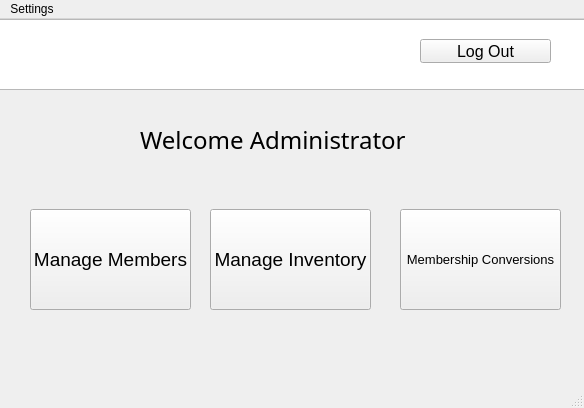
Before: the Qt Designer form admin.ui in max9001/Bulk-Club-Project, drawn with Qt 5.
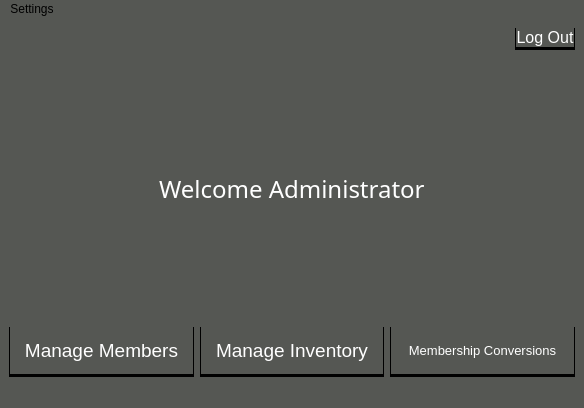
After: the same form once the commit is applied. Icons and pictures are not drawn.

The edit to the form file:
```diff
--- a/admin.ui
+++ b/admin.ui
@@ -13,29 +13,191 @@
   <property name="windowTitle">
    <string>Administrator</string>
   </property>
+  <property name="styleSheet">
+   <string notr="true">QPushButton{
+	background-color: rgb(46, 52, 54);
+	border: none;
+	color: rgb(255, 255, 255);
+	border-left: 1px solid rgb(0, 0, 0);
+	border-right: 1px solid rgb(0, 0, 0);
+	border-bottom: 3px solid rgb(0, 0, 0);
+}
+
+QPushButton:hover{
+	background-color: rgb(59, 59, 59);
+	border: none;
+	color: rgb(255, 255, 255);
+	border-left: 1px solid rgb(29, 29, 29);
+	border-right: 1px solid rgb(29, 29, 29);
+	border-bottom: 3px solid rgb(29, 29, 29);
+}
+
+QPushButton:pressed{
+	background-color: rgb(46, 52, 54);
+	border: none;
+	color: rgb(255, 255, 255);
+	border-left: 1px solid rgb(0, 0, 0);
+	border-right: 1px solid rgb(0, 0, 0);
+	border-top: 3px solid rgb(0, 0, 0);
+}
+
+QDialog{
+	background-color: rgb(85, 87, 83);
+}
+
+QWidget{
+	background-color: rgb(85, 87, 83);
+}
+
+QMainWindow{
+	background-color: rgb(85, 87, 83);
+}
+
+QLabel{
+	color: rgb(255, 255, 255);
+	
+}
+
+QLineEdit{
+	border: 2px solid rgb(37, 39, 48);
+	border-radius: 10px;
+	color: #FFF;
+	background-color:rgb(34, 36, 44);
+}
+
+QLineEdit:hover{
+	border: 2px solid rgb(48, 50, 62);
+}
+
+QLineEdit:focus{
+	border: 2px solid rgb(85, 170, 255);
+	background-color:rgb(43, 45, 56);
+}
+
+
+/*--------------------------------------------------------------------------------------------*/
+
+ QScrollBar:vertical {
+	border: none;
+    background: rgb(45, 45, 68);
+    width: 14px;
+    margin: 15px 0 15px 0;
+	border-radius: 0px;
+ }
+
+/*  HANDLE BAR VERTICAL */
+QScrollBar::handle:vertical {	
+	background-color: rgb(80, 80, 122);
+	min-height: 30px;
+	border-radius: 7px;
+}
+QScrollBar::handle:vertical:hover{	
+	background-color: rgb(255, 0, 127);
+}
+QScrollBar::handle:vertical:pressed {	
+	background-color: rgb(185, 0, 92);
+}
+
+/* BTN TOP - SCROLLBAR */
+QScrollBar::sub-line:vertical {
+	border: none;
+	background-color: rgb(59, 59, 90);
+	height: 15px;
+	border-top-left-radius: 7px;
+	border-top-right-radius: 7px;
+	subcontrol-position: top;
+	subcontrol-origin: margin;
+}
+QScrollBar::sub-line:vertical:hover {	
+	background-color: rgb(255, 0, 127);
+}
+QScrollBar::sub-line:vertical:pressed {	
+	background-color: rgb(185, 0, 92);
+}
+
+/* BTN BOTTOM - SCROLLBAR */
+QScrollBar::add-line:vertical {
+	border: none;
+	background-color: rgb(59, 59, 90);
+	height: 15px;
+	border-bottom-left-radius: 7px;
+	border-bottom-right-radius: 7px;
+	subcontrol-position: bottom;
+	subcontrol-origin: margin;
+}
+QScrollBar::add-line:vertical:hover {	
+	background-color: rgb(255, 0, 127);
+}
+QScrollBar::add-line:vertical:pressed {	
+	background-color: rgb(185, 0, 92);
+}
+
+/* RESET ARROW */
+QScrollBar::up-arrow:vertical, QScrollBar::down-arrow:vertical {
+	background: none;
+}
+QScrollBar::add-page:vertical, QScrollBar::sub-page:vertical {
+	background: none;
+}
+
+
+QTableView{
+	background-color: rgb(186, 189, 182);
+}
+
+
+
+QScrollBar:horizontal {
+    border: none;
+    background: rgb(45, 45, 68);
+    width: 14px;
+    margin: 15px 0 15px 0;
+	border-radius: 0px;
+}
+QScrollBar::handle:horizontal {
+    background-color: rgb(80, 80, 122);
+	min-height: 30px;
+	border-radius: 7px;
+}
+QScrollBar::add-line:horizontal {
+    background-color: rgb(255, 0, 127);
+}
+
+QScrollBar::sub-line:horizontal {
+    background-color: rgb(185, 0, 92);
+}
+QScrollBar::up-arrow:horizontal, QScrollBar::down-arrow:horizontal
+{
+    background: none;
+}
+QScrollBar::add-page:horizontal, QScrollBar::sub-page:horizontal
+{
+    background: none;
+}
+
+</string>
+  </property>
   <widget class="QWidget" name="centralwidget">
-   <widget class="QGraphicsView" name="graphicsView_2">
-    <property name="geometry">
-     <rect>
-      <x>-50</x>
-      <y>0</y>
-      <width>671</width>
-      <height>71</height>
-     </rect>
-    </property>
-    <property name="styleSheet">
-     <string notr="true"/>
-    </property>
-   </widget>
+   <layout class="QVBoxLayout" name="verticalLayout_2">
+    <item>
+     <layout class="QVBoxLayout" name="verticalLayout">
+      <item>
+       <layout class="QHBoxLayout" name="horizontalLayout_2">
+        <item>
+         <spacer name="horizontalSpacer_3">
+          <property name="orientation">
+           <enum>Qt::Horizontal</enum>
+          </property>
+          <property name="sizeHint" stdset="0">
+           <size>
+            <width>40</width>
+            <height>20</height>
+           </size>
+          </property>
+         </spacer>
+        </item>
+        <item>
    <widget class="QPushButton" name="exitButton">
-    <property name="geometry">
-     <rect>
-      <x>420</x>
-      <y>20</y>
-      <width>131</width>
-      <height>24</height>
-     </rect>
-    </property>
     <property name="font">
      <font>
       <pointsize>12</pointsize>
@@ -48,31 +210,26 @@
      <string>Log Out</string>
     </property>
    </widget>
-   <widget class="QLabel" name="label_2">
-    <property name="geometry">
-     <rect>
-      <x>20</x>
-      <y>0</y>
-      <width>51</width>
-      <height>61</height>
-     </rect>
-    </property>
-    <property name="text">
-     <string/>
-    </property>
-    <property name="pixmap">
-     <pixmap>../Misc 2/Downloads/output-onlinepngtools.png</pixmap>
-    </property>
-   </widget>
+        </item>
+       </layout>
+      </item>
+      <item>
+       <layout class="QHBoxLayout" name="horizontalLayout_3">
+        <item>
+         <spacer name="horizontalSpacer">
+          <property name="orientation">
+           <enum>Qt::Horizontal</enum>
+          </property>
+          <property name="sizeHint" stdset="0">
+           <size>
+            <width>40</width>
+            <height>20</height>
+           </size>
+          </property>
+         </spacer>
+        </item>
+        <item>
    <widget class="QLabel" name="label">
-    <property name="geometry">
-     <rect>
-      <x>140</x>
-      <y>100</y>
-      <width>441</width>
-      <height>41</height>
-     </rect>
-    </property>
     <property name="font">
      <font>
       <family>Segoe UI Semilight</family>
@@ -83,38 +240,34 @@
      <string>Welcome Administrator</string>
     </property>
    </widget>
-   <widget class="QPushButton" name="memberUpgrade">
-    <property name="geometry">
-     <rect>
-      <x>400</x>
-      <y>190</y>
-      <width>161</width>
-      <height>101</height>
-     </rect>
-    </property>
-    <property name="font">
-     <font>
-      <pointsize>10</pointsize>
-     </font>
-    </property>
-    <property name="styleSheet">
-     <string notr="true"/>
-    </property>
-    <property name="text">
-     <string>Membership Conversions</string>
-    </property>
-   </widget>
+        </item>
+        <item>
+         <spacer name="horizontalSpacer_2">
+          <property name="orientation">
+           <enum>Qt::Horizontal</enum>
+          </property>
+          <property name="sizeHint" stdset="0">
+           <size>
+            <width>40</width>
+            <height>20</height>
+           </size>
+          </property>
+         </spacer>
+        </item>
+       </layout>
+      </item>
+      <item>
+       <layout class="QHBoxLayout" name="horizontalLayout">
+        <item>
    <widget class="QPushButton" name="manageMembersPushButton">
     <property name="enabled">
      <bool>true</bool>
     </property>
-    <property name="geometry">
-     <rect>
-      <x>30</x>
-      <y>190</y>
-      <width>161</width>
-      <height>101</height>
-     </rect>
+          <property name="minimumSize">
+           <size>
+            <width>0</width>
+            <height>50</height>
+           </size>
     </property>
     <property name="font">
      <font>
@@ -128,14 +281,14 @@
      <string>Manage Members</string>
     </property>
    </widget>
+        </item>
+        <item>
    <widget class="QPushButton" name="ManageInventoryPushbutton">
-    <property name="geometry">
-     <rect>
-      <x>210</x>
-      <y>190</y>
-      <width>161</width>
-      <height>101</height>
-     </rect>
+          <property name="minimumSize">
+           <size>
+            <width>0</width>
+            <height>50</height>
+           </size>
     </property>
     <property name="font">
      <font>
@@ -149,6 +302,33 @@
      <string>Manage Inventory</string>
     </property>
    </widget>
+        </item>
+        <item>
+         <widget class="QPushButton" name="memberUpgrade">
+          <property name="minimumSize">
+           <size>
+            <width>0</width>
+            <height>50</height>
+           </size>
+          </property>
+          <property name="font">
+           <font>
+            <pointsize>10</pointsize>
+           </font>
+          </property>
+          <property name="styleSheet">
+           <string notr="true"/>
+          </property>
+          <property name="text">
+           <string>Membership Conversions</string>
+          </property>
+         </widget>
+        </item>
+       </layout>
+      </item>
+     </layout>
+    </item>
+   </layout>
   </widget>
   <widget class="QMenuBar" name="menubar">
    <property name="geometry">
@@ -156,7 +336,7 @@
      <x>0</x>
      <y>0</y>
      <width>584</width>
-     <height>25</height>
+     <height>22</height>
     </rect>
    </property>
    <widget class="QMenu" name="menuSettings">
```
Lines whose indentation alone changed are shown as unchanged.
